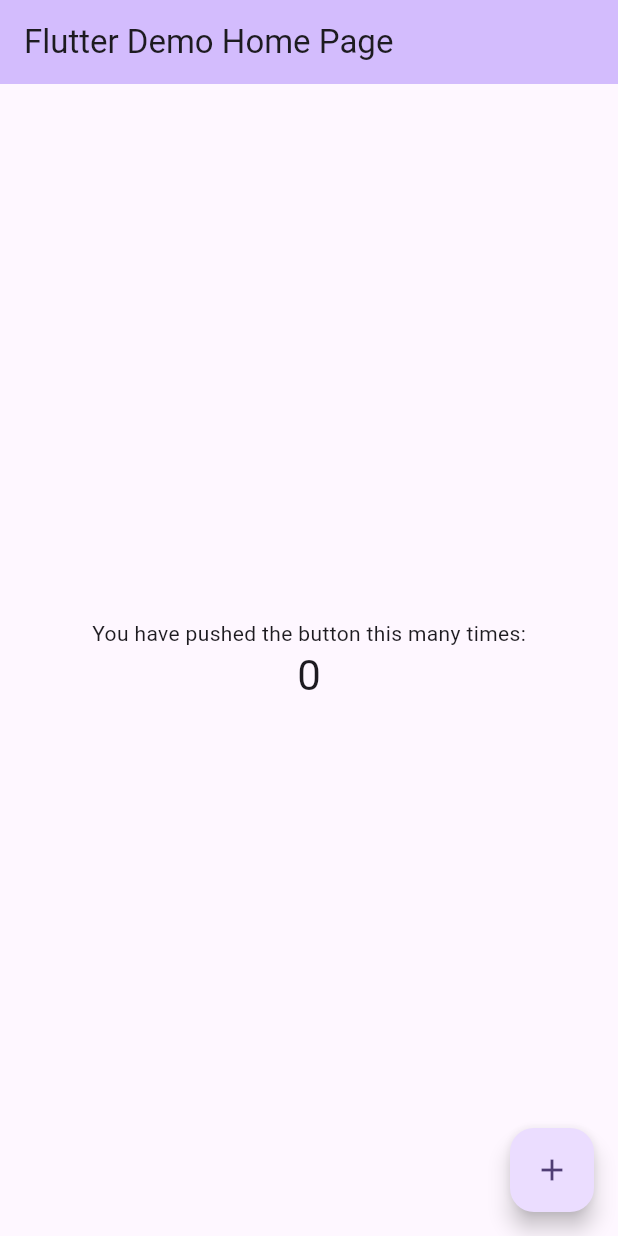
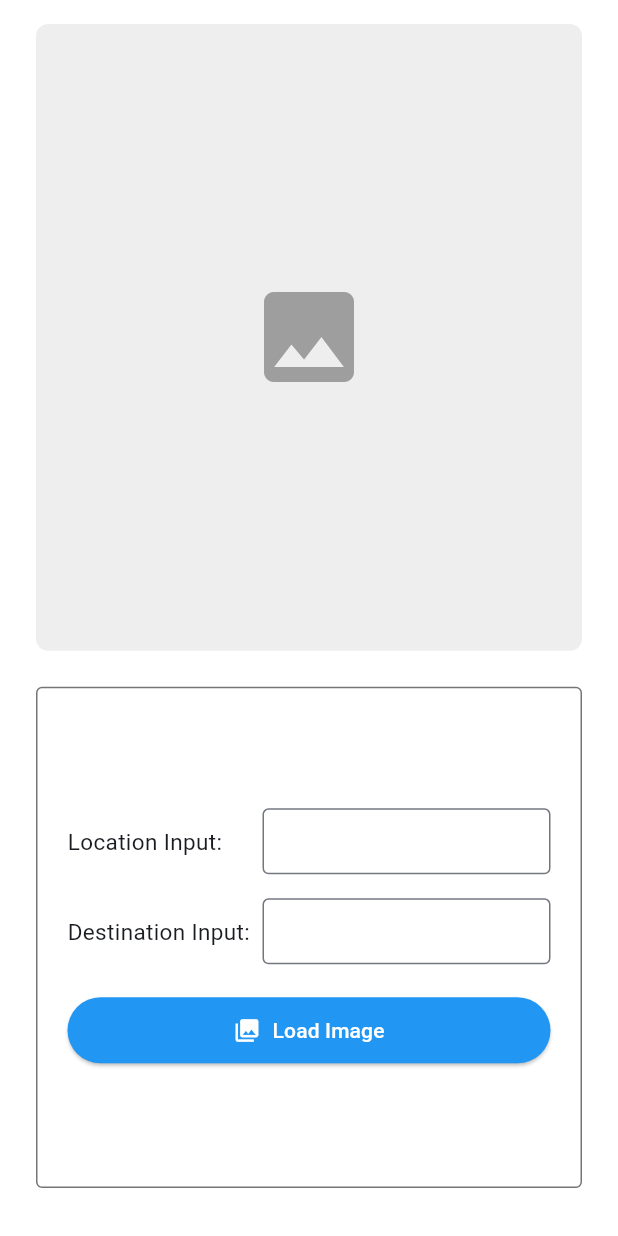
Before and after one commit to PamdaTheStudent/CSE-310-Warner-Brothers, a Flutter app: the screen it shows after launch, on a phone screen of 412 x 824 dp. Run offline on Flutter 3.47's test engine with Material 3 defaults, Android fonts, the light colour scheme and no system bars.

```diff
--- a/Flutter/warner_brothers/lib/main.dart
+++ b/Flutter/warner_brothers/lib/main.dart
@@ -7,115 +7,202 @@ void main() {
 class MyApp extends StatelessWidget {
   const MyApp({super.key});
 
-  // This widget is the root of your application.
   @override
   Widget build(BuildContext context) {
     return MaterialApp(
-      title: 'Flutter Demo',
+      title: 'Location App',
+      debugShowCheckedModeBanner: false,
       theme: ThemeData(
-        // This is the theme of your application.
-        //
-        // TRY THIS: Try running your application with "flutter run". You'll see
-        // the application has a purple toolbar. Then, without quitting the app,
-        // try changing the seedColor in the colorScheme below to Colors.green
-        // and then invoke "hot reload" (save your changes or press the "hot
-        // reload" button in a Flutter-supported IDE, or press "r" if you used
-        // the command line to start the app).
-        //
-        // Notice that the counter didn't reset back to zero; the application
-        // state is not lost during the reload. To reset the state, use hot
-        // restart instead.
-        //
-        // This works for code too, not just values: Most code changes can be
-        // tested with just a hot reload.
-        colorScheme: .fromSeed(seedColor: Colors.deepPurple),
+        colorScheme: ColorScheme.fromSeed(seedColor: Colors.blue),
+        useMaterial3: true,
+        inputDecorationTheme: const InputDecorationTheme(
+          border: OutlineInputBorder(),
+          contentPadding: EdgeInsets.symmetric(horizontal: 12, vertical: 10),
         ),
-      home: const MyHomePage(title: 'Flutter Demo Home Page'),
+      ),
+      home: const LocationScreen(),
     );
   }
 }
 
-class MyHomePage extends StatefulWidget {
-  const MyHomePage({super.key, required this.title});
-
-  // This widget is the home page of your application. It is stateful, meaning
-  // that it has a State object (defined below) that contains fields that affect
-  // how it looks.
-
-  // This class is the configuration for the state. It holds the values (in this
-  // case the title) provided by the parent (in this case the App widget) and
-  // used by the build method of the State. Fields in a Widget subclass are
-  // always marked "final".
-
-  final String title;
+class LocationScreen extends StatefulWidget {
+  const LocationScreen({super.key});
 
   @override
-  State<MyHomePage> createState() => _MyHomePageState();
+  State<LocationScreen> createState() => _LocationScreenState();
 }
 
-class _MyHomePageState extends State<MyHomePage> {
-  int _counter = 0;
+class _LocationScreenState extends State<LocationScreen> {
+  final TextEditingController _locationController = TextEditingController();
+  final TextEditingController _destinationController = TextEditingController();
 
-  void _incrementCounter() {
+  // List of network images to cycle through
+  final List<String> _imageUrls = [
+    'https://picsum.photos/seed/mountain/600/400',
+    'https://picsum.photos/seed/city/600/400',
+    'https://picsum.photos/seed/forest/600/400',
+    'https://picsum.photos/seed/beach/600/400',
+    'https://picsum.photos/seed/desert/600/400',
+  ];
+
+  int _currentImageIndex = -1; // -1 = show placeholder
+
+  void _changeImage() {
     setState(() {
-      // This call to setState tells the Flutter framework that something has
-      // changed in this State, which causes it to rerun the build method below
-      // so that the display can reflect the updated values. If we changed
-      // _counter without calling setState(), then the build method would not be
-      // called again, and so nothing would appear to happen.
-      _counter++;
+      _currentImageIndex = (_currentImageIndex + 1) % _imageUrls.length;
     });
   }
 
   @override
+  void dispose() {
+    _locationController.dispose();
+    _destinationController.dispose();
+    super.dispose();
+  }
+
+  @override
   Widget build(BuildContext context) {
-    // This method is rerun every time setState is called, for instance as done
-    // by the _incrementCounter method above.
-    //
-    // The Flutter framework has been optimized to make rerunning build methods
-    // fast, so that you can just rebuild anything that needs updating rather
-    // than having to individually change instances of widgets.
     return Scaffold(
-      appBar: AppBar(
-        // TRY THIS: Try changing the color here to a specific color (to
-        // Colors.amber, perhaps?) and trigger a hot reload to see the AppBar
-        // change color while the other colors stay the same.
-        backgroundColor: Theme.of(context).colorScheme.inversePrimary,
-        // Here we take the value from the MyHomePage object that was created by
-        // the App.build method, and use it to set our appbar title.
-        title: Text(widget.title),
+      backgroundColor: Colors.white,
+      body: SafeArea(
+        child: Padding(
+          padding: const EdgeInsets.symmetric(horizontal: 24.0, vertical: 16.0),
+          child: Column(
+            crossAxisAlignment: CrossAxisAlignment.stretch,
+            children: [
+              // ── Image Area ─────────────────────────────────────────────
+              Expanded(
+                flex: 5,
+                child: AnimatedSwitcher(
+                  duration: const Duration(milliseconds: 500),
+                  child: _currentImageIndex == -1
+                      // Placeholder
+                      ? Container(
+                          key: const ValueKey('placeholder'),
+                          decoration: BoxDecoration(
+                            color: Colors.grey[200],
+                            borderRadius: BorderRadius.circular(8),
                           ),
-      body: Center(
-        // Center is a layout widget. It takes a single child and positions it
-        // in the middle of the parent.
+                          child: Center(
+                            child: Icon(
+                              Icons.image,
+                              size: 80,
+                              color: Colors.grey[500],
+                            ),
+                          ),
+                        )
+                      // Loaded image
+                      : ClipRRect(
+                          key: ValueKey(_currentImageIndex),
+                          borderRadius: BorderRadius.circular(8),
+                          child: Image.network(
+                            _imageUrls[_currentImageIndex],
+                            fit: BoxFit.cover,
+                            width: double.infinity,
+                            loadingBuilder: (context, child, loadingProgress) {
+                              if (loadingProgress == null) return child;
+                              return Container(
+                                color: Colors.grey[200],
+                                child: const Center(
+                                  child: CircularProgressIndicator(),
+                                ),
+                              );
+                            },
+                          ),
+                        ),
+                ),
+              ),
+
+              const SizedBox(height: 24),
+
+              // ── Input Card ─────────────────────────────────────────────
+              Expanded(
+                flex: 4,
+                child: Container(
+                  decoration: BoxDecoration(
+                    border: Border.all(color: Colors.black54),
+                    borderRadius: BorderRadius.circular(4),
+                  ),
+                  padding: const EdgeInsets.all(20),
                   child: Column(
-          // Column is also a layout widget. It takes a list of children and
-          // arranges them vertically. By default, it sizes itself to fit its
-          // children horizontally, and tries to be as tall as its parent.
-          //
-          // Column has various properties to control how it sizes itself and
-          // how it positions its children. Here we use mainAxisAlignment to
-          // center the children vertically; the main axis here is the vertical
-          // axis because Columns are vertical (the cross axis would be
-          // horizontal).
-          //
-          // TRY THIS: Invoke "debug painting" (choose the "Toggle Debug Paint"
-          // action in the IDE, or press "p" in the console), to see the
-          // wireframe for each widget.
-          mainAxisAlignment: .center,
+                    mainAxisAlignment: MainAxisAlignment.center,
+                    crossAxisAlignment: CrossAxisAlignment.start,
                     children: [
-            const Text('You have pushed the button this many times:'),
-            Text(
-              '$_counter',
-              style: Theme.of(context).textTheme.headlineMedium,
+                      // Location row
+                      Row(
+                        children: [
+                          const SizedBox(
+                            width: 130,
+                            child: Text(
+                              'Location Input:',
+                              style: TextStyle(fontSize: 15),
+                            ),
+                          ),
+                          Expanded(
+                            child: TextField(
+                              controller: _locationController,
+                              decoration: const InputDecoration(
+                                isDense: true,
+                                border: OutlineInputBorder(),
+                              ),
+                            ),
+                          ),
+                        ],
+                      ),
+
+                      const SizedBox(height: 16),
+
+                      // Destination row
+                      Row(
+                        children: [
+                          const SizedBox(
+                            width: 130,
+                            child: Text(
+                              'Destination Input:',
+                              style: TextStyle(fontSize: 15),
+                            ),
+                          ),
+                          Expanded(
+                            child: TextField(
+                              controller: _destinationController,
+                              decoration: const InputDecoration(
+                                isDense: true,
+                                border: OutlineInputBorder(),
+                              ),
+                            ),
+                          ),
+                        ],
+                      ),
+
+                      const SizedBox(height: 20),
+
+                      // ── Change Image Button ──────────────────────────
+                      SizedBox(
+                        width: double.infinity,
+                        child: ElevatedButton.icon(
+                          onPressed: _changeImage,
+                          icon: const Icon(Icons.photo_library),
+                          label: Text(
+                            _currentImageIndex == -1
+                                ? 'Load Image'
+                                : 'Next Image (${_currentImageIndex + 1}/${_imageUrls.length})',
+                          ),
+                          style: ElevatedButton.styleFrom(
+                            backgroundColor: Colors.blue,
+                            foregroundColor: Colors.white,
+                            padding: const EdgeInsets.symmetric(vertical: 12),
+                          ),
+                        ),
                       ),
                     ],
                   ),
                 ),
-      floatingActionButton: FloatingActionButton(
-        onPressed: _incrementCounter,
-        tooltip: 'Increment',
-        child: const Icon(Icons.add),
+              ),
+
+              const SizedBox(height: 16),
+            ],
+          ),
+        ),
       ),
     );
   }
```
Also changed, not shown: 1 other file. Lines whose indentation alone changed are shown as unchanged.
